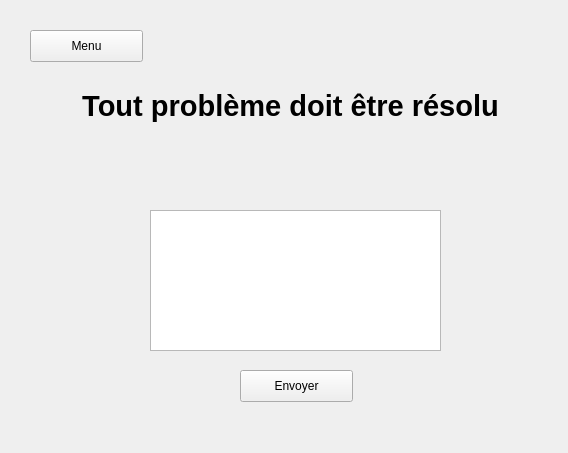
The window that fenetreprobleme.ui (TitiCrou/TAC) describes before a commit, drawn with Qt 5.
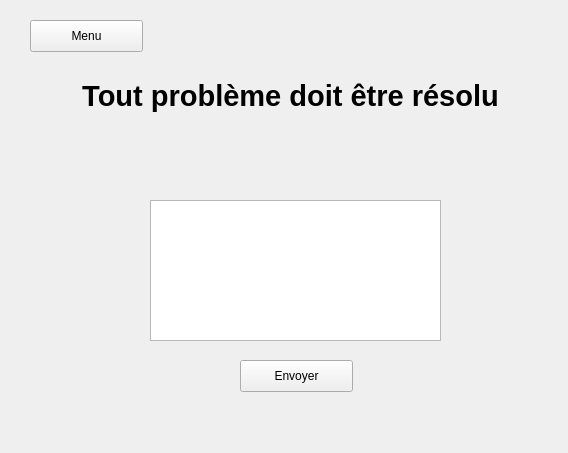
The same window after the commit.

```diff
--- a/fenetreprobleme.ui
+++ b/fenetreprobleme.ui
@@ -17,8 +17,8 @@
    <property name="geometry">
     <rect>
      <x>20</x>
-     <y>20</y>
-     <width>551</width>
+     <y>10</y>
+     <width>521</width>
      <height>431</height>
     </rect>
    </property>
```
